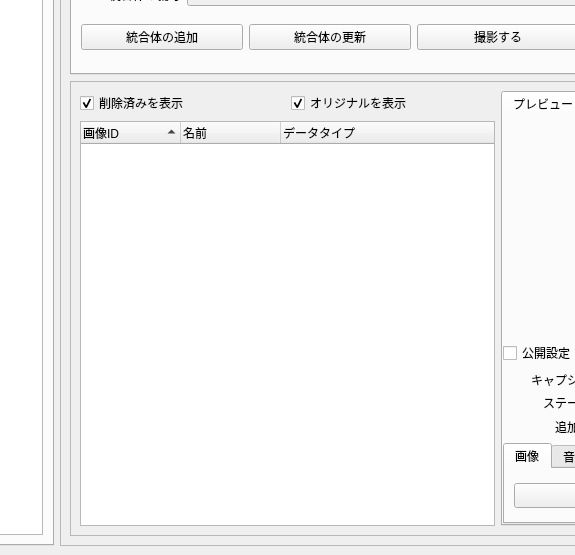
Before: the Qt Designer form ui/mainWindow.ui in yufujimoto/SurveyDataCollector, drawn with Qt 5; both pictures show x 455 to 1030 and y 267 to 822 of the 1400 by 822 pixel window.
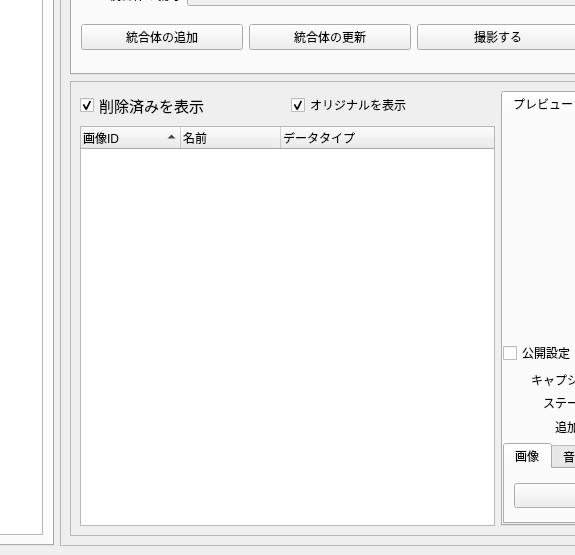
After: the same form once the commit is applied. The open tabs and pages were chosen to show the change. Icons and pictures are not drawn.

Commit message: Add error handles in some modules. Additionally modified font sizes for displaying.

What changed in the file:
```diff
--- a/ui/mainWindow.ui
+++ b/ui/mainWindow.ui
@@ -10,6 +10,11 @@
     <height>822</height>
    </rect>
   </property>
+  <property name="font">
+   <font>
+    <pointsize>9</pointsize>
+   </font>
+  </property>
   <property name="windowTitle">
    <string>SurveyDataManager</string>
   </property>
@@ -1100,6 +1105,11 @@
            <height>450</height>
           </size>
          </property>
+         <property name="font">
+          <font>
+           <pointsize>9</pointsize>
+          </font>
+         </property>
          <property name="frameShape">
           <enum>QFrame::StyledPanel</enum>
          </property>
@@ -1119,6 +1129,11 @@
               </property>
               <item>
                <widget class="QCheckBox" name="cbx_fil_deleted">
+                <property name="font">
+                 <font>
+                  <pointsize>11</pointsize>
+                 </font>
+                </property>
                 <property name="text">
                  <string>削除済みを表示</string>
                 </property>
@@ -1141,6 +1156,11 @@
             </item>
             <item>
              <widget class="QTreeWidget" name="tre_fls">
+              <property name="font">
+               <font>
+                <pointsize>9</pointsize>
+               </font>
+              </property>
               <attribute name="headerCascadingSectionResizes">
                <bool>true</bool>
               </attribute>
```
Left out of the diff: 92 changed lines with no effect on the pictures. The commit also changes 5 other files.
